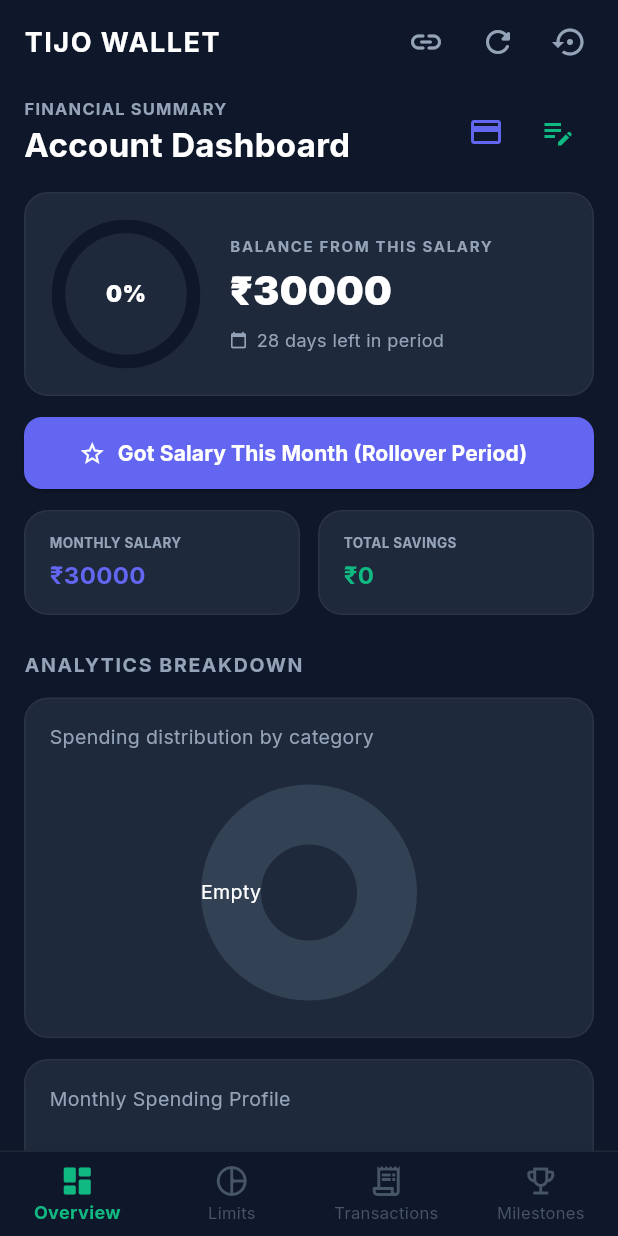
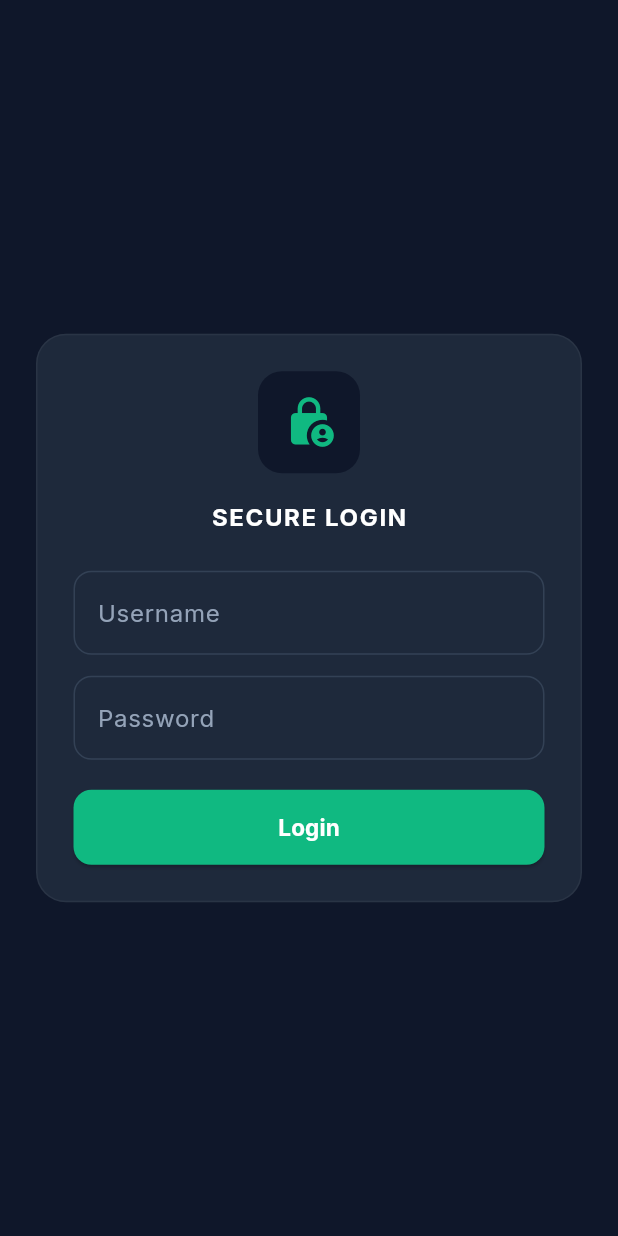
Before and after one commit to manvip28/Tijo_Expense_Tracker, a Flutter app: the screen it shows after launch, on a phone screen of 412 x 824 dp. Run offline on Flutter 3.47's test engine with Material 3 defaults, Android fonts, the phone set to English and light mode, and no system bars; drawn by our look-alikes of fl_chart; our stand-ins replace google_fonts; accounts and stored records are empty; network calls fail.

Commit message:
Added login security

```diff
--- a/frontend/lib/api_service.dart
+++ b/frontend/lib/api_service.dart
@@ -4,10 +4,34 @@ import 'models.dart';
 
 class ApiService {
   static String baseUrl = 'https://tijo-expense-tracker-1.onrender.com';
+  static String? token;
+
+  static Map<String, String> get _headers => {
+    'Content-Type': 'application/json',
+    if (token != null) 'Authorization': 'Bearer $token',
+  };
+
+  static Future<bool> login(String username, String password) async {
+    try {
+      final response = await http.post(
+        Uri.parse('$baseUrl/login'),
+        headers: {'Content-Type': 'application/json'},
+        body: json.encode({'username': username, 'password': password}),
+      );
+      if (response.statusCode == 200) {
+        final data = json.decode(response.body);
+        token = data['token'];
+        return true;
+      }
+    } catch (e) {
+      print('Login error: $e');
+    }
+    return false;
+  }
 
   static Future<List<Expense>> getExpenses() async {
     try {
-      final response = await http.get(Uri.parse('$baseUrl/get-expenses'));
+      final response = await http.get(Uri.parse('$baseUrl/get-expenses'), headers: _headers);
       if (response.statusCode == 200) {
         final List<dynamic> data = json.decode(response.body);
         return data.map((json) => Expense.fromJson(json)).toList();
@@ -29,7 +53,7 @@ class ApiService {
     try {
       final response = await http.post(
         Uri.parse('$baseUrl/add-expense'),
-        headers: {'Content-Type': 'application/json'},
+        headers: _headers,
         body: json.encode({
           'amount': amount,
           'category': category,
@@ -52,7 +76,7 @@ class ApiService {
     try {
       final response = await http.post(
         Uri.parse('$baseUrl/delete-expense'),
-        headers: {'Content-Type': 'application/json'},
+        headers: _headers,
         body: json.encode({'id': id}),
       );
       if (response.statusCode == 200) {
@@ -76,7 +100,7 @@ class ApiService {
     try {
       final response = await http.post(
         Uri.parse('$baseUrl/update-expense'),
-        headers: {'Content-Type': 'application/json'},
+        headers: _headers,
         body: json.encode({
           'id': id,
           'amount': amount,
@@ -98,7 +122,7 @@ class ApiService {
 
   static Future<Map<String, double>> getLimits() async {
     try {
-      final response = await http.get(Uri.parse('$baseUrl/get-limits'));
+      final response = await http.get(Uri.parse('$baseUrl/get-limits'), headers: _headers);
       if (response.statusCode == 200) {
         final Map<String, dynamic> data = json.decode(response.body);
         return data.map((key, value) => MapEntry(key, (value as num).toDouble()));
@@ -113,7 +137,7 @@ class ApiService {
     try {
       final response = await http.post(
         Uri.parse('$baseUrl/set-limits'),
-        headers: {'Content-Type': 'application/json'},
+        headers: _headers,
         body: json.encode(limits),
       );
       if (response.statusCode == 200) {
@@ -129,7 +153,7 @@ class ApiService {
     try {
       final response = await http.post(
         Uri.parse('$baseUrl/delete-limit'),
-        headers: {'Content-Type': 'application/json'},
+        headers: _headers,
         body: json.encode({'category': category}),
       );
       if (response.statusCode == 200) {
@@ -143,7 +167,7 @@ class ApiService {
 
   static Future<double> getSavings() async {
     try {
-      final response = await http.get(Uri.parse('$baseUrl/get-savings'));
+      final response = await http.get(Uri.parse('$baseUrl/get-savings'), headers: _headers);
       if (response.statusCode == 200) {
         final data = json.decode(response.body);
         return (data['savings'] as num?)?.toDouble() ?? 0.0;
@@ -158,7 +182,7 @@ class ApiService {
     try {
       final response = await http.post(
         Uri.parse('$baseUrl/update-savings'),
-        headers: {'Content-Type': 'application/json'},
+        headers: _headers,
         body: json.encode({'savings': amount}),
       );
       if (response.statusCode == 200) {
@@ -172,7 +196,7 @@ class ApiService {
 
   static Future<double> getSalary() async {
     try {
-      final response = await http.get(Uri.parse('$baseUrl/get-salary'));
+      final response = await http.get(Uri.parse('$baseUrl/get-salary'), headers: _headers);
       if (response.statusCode == 200) {
         final data = json.decode(response.body);
         return (data['salary'] as num?)?.toDouble() ?? 30000.0;
@@ -187,7 +211,7 @@ class ApiService {
     try {
       final response = await http.post(
         Uri.parse('$baseUrl/update-salary'),
-        headers: {'Content-Type': 'application/json'},
+        headers: _headers,
         body: json.encode({'salary': amount}),
       );
       if (response.statusCode == 200) {
@@ -201,7 +225,7 @@ class ApiService {
 
   static Future<List<Gift>> getGifts() async {
     try {
-      final response = await http.get(Uri.parse('$baseUrl/get-gifts'));
+      final response = await http.get(Uri.parse('$baseUrl/get-gifts'), headers: _headers);
       if (response.statusCode == 200) {
         final List<dynamic> data = json.decode(response.body);
         return data.map((json) => Gift.fromJson(json)).toList();
@@ -216,7 +240,7 @@ class ApiService {
     try {
       final response = await http.post(
         Uri.parse('$baseUrl/add-gift'),
-        headers: {'Content-Type': 'application/json'},
+        headers: _headers,
         body: json.encode({
           'title': title,
           'link': link,
@@ -237,7 +261,7 @@ class ApiService {
     try {
       final response = await http.post(
         Uri.parse('$baseUrl/delete-gift'),
-        headers: {'Content-Type': 'application/json'},
+        headers: _headers,
         body: json.encode({'id': id}),
       );
       if (response.statusCode == 200) {
@@ -251,7 +275,7 @@ class ApiService {
 
   static Future<Map<String, dynamic>> getGoalsAndRewards() async {
     try {
-      final response = await http.get(Uri.parse('$baseUrl/get-goals'));
+      final response = await http.get(Uri.parse('$baseUrl/get-goals'), headers: _headers);
       if (response.statusCode == 200) {
         final data = json.decode(response.body);
         final List<dynamic> goalsData = data['goals'] ?? [];
@@ -272,7 +296,7 @@ class ApiService {
     try {
       final response = await http.post(
         Uri.parse('$baseUrl/rollover-salary'),
-        headers: {'Content-Type': 'application/json'},
+        headers: _headers,
         body: json.encode({'leftover': leftover}),
       );
       if (response.statusCode == 200) {
@@ -286,7 +310,7 @@ class ApiService {
 
   static Future<bool> resetDatabase() async {
     try {
-      final response = await http.post(Uri.parse('$baseUrl/reset'));
+      final response = await http.post(Uri.parse('$baseUrl/reset'), headers: _headers);
       if (response.statusCode == 200) {
         return true;
       }
--- a/frontend/lib/app_state.dart
+++ b/frontend/lib/app_state.dart
@@ -10,6 +10,7 @@ class AppState extends ChangeNotifier {
   double _salary = 30000.0;
   int _streak = 3;
   bool _isLoading = false;
+  bool _isAuthenticated = false;
   double _savings = 0.0;
   List<Gift> _gifts = [];
 
@@ -20,6 +21,7 @@ class AppState extends ChangeNotifier {
   double get salary => _salary;
   int get streak => _streak;
   bool get isLoading => _isLoading;
+  bool get isAuthenticated => _isAuthenticated;
   double get savings => _savings;
   List<Gift> get gifts => _gifts;
 
@@ -51,6 +53,19 @@ class AppState extends ChangeNotifier {
   double get thisMonthBalance => _salary - thisMonthSpent + thisMonthIncome;
 
   double get totalSavings => _savings;
+
+  Future<bool> login(String username, String password) async {
+    _isLoading = true;
+    notifyListeners();
+    final res = await ApiService.login(username, password);
+    if (res) {
+      _isAuthenticated = true;
+      await fetchData();
+    }
+    _isLoading = false;
+    notifyListeners();
+    return res;
+  }
 
   Future<void> fetchData() async {
     _isLoading = true;
--- a/frontend/lib/main.dart
+++ b/frontend/lib/main.dart
@@ -115,7 +115,137 @@ class _SplashOrMainPageState extends State<SplashOrMainPage> {
         ),
       );
     }
+    final state = context.watch<AppState>();
+    if (!state.isAuthenticated) {
+      return const LoginPage();
+    }
     return const MainNavigationPage();
+  }
+}
+
+class LoginPage extends StatefulWidget {
+  const LoginPage({Key? key}) : super(key: key);
+
+  @override
+  State<LoginPage> createState() => _LoginPageState();
+}
+
+class _LoginPageState extends State<LoginPage> {
+  final _usernameController = TextEditingController();
+  final _passwordController = TextEditingController();
+  bool _isLoading = false;
+  String? _errorMessage;
+
+  void _handleLogin() async {
+    final state = context.read<AppState>();
+    final username = _usernameController.text.trim();
+    final password = _passwordController.text.trim();
+    if (username.isEmpty || password.isEmpty) {
+      setState(() => _errorMessage = 'Username and password cannot be empty.');
+      return;
+    }
+    setState(() {
+      _isLoading = true;
+      _errorMessage = null;
+    });
+
+    final success = await state.login(username, password);
+    if (!success) {
+      setState(() {
+        _isLoading = false;
+        _errorMessage = 'Invalid username or password.';
+      });
+    }
+  }
+
+  @override
+  Widget build(BuildContext context) {
+    return Scaffold(
+      backgroundColor: const Color(0xFF0F172A),
+      body: Center(
+        child: SingleChildScrollView(
+          padding: const EdgeInsets.symmetric(horizontal: 24),
+          child: Container(
+            padding: const EdgeInsets.all(24),
+            decoration: BoxDecoration(
+              color: const Color(0xFF1E293B),
+              borderRadius: BorderRadius.circular(20),
+              border: Border.all(color: Colors.white.withOpacity(0.05)),
+            ),
+            child: Column(
+              mainAxisSize: MainAxisSize.min,
+              crossAxisAlignment: CrossAxisAlignment.start,
+              children: [
+                Center(
+                  child: Container(
+                    padding: const EdgeInsets.all(16),
+                    decoration: BoxDecoration(
+                      color: const Color(0xFF0F172A),
+                      borderRadius: BorderRadius.circular(16),
+                    ),
+                    child: const Icon(Icons.lock_person_rounded, size: 36, color: Color(0xFF10B981)),
+                  ),
+                ),
+                const SizedBox(height: 18),
+                Center(
+                  child: Text(
+                    'SECURE LOGIN',
+                    style: GoogleFonts.inter(
+                      fontSize: 16,
+                      fontWeight: FontWeight.bold,
+                      color: Colors.white,
+                      letterSpacing: 1.1,
+                    ),
+                  ),
+                ),
+                const SizedBox(height: 24),
+                TextField(
+                  controller: _usernameController,
+                  style: const TextStyle(color: Colors.white),
+                  decoration: InputDecoration(
+                    labelText: 'Username',
+                    labelStyle: const TextStyle(color: Color(0xFF94A3B8)),
+                    enabledBorder: OutlineInputBorder(borderSide: const BorderSide(color: Color(0xFF334155)), borderRadius: BorderRadius.circular(12)),
+                    focusedBorder: OutlineInputBorder(borderSide: const BorderSide(color: Color(0xFF10B981)), borderRadius: BorderRadius.circular(12)),
+                  ),
+                ),
+                const SizedBox(height: 14),
+                TextField(
+                  controller: _passwordController,
+                  obscureText: true,
+                  style: const TextStyle(color: Colors.white),
+                  decoration: InputDecoration(
+                    labelText: 'Password',
+                    labelStyle: const TextStyle(color: Color(0xFF94A3B8)),
+                    enabledBorder: OutlineInputBorder(borderSide: const BorderSide(color: Color(0xFF334155)), borderRadius: BorderRadius.circular(12)),
+                    focusedBorder: OutlineInputBorder(borderSide: const BorderSide(color: Color(0xFF10B981)), borderRadius: BorderRadius.circular(12)),
+                  ),
+                ),
+                if (_errorMessage != null) ...[
+                  const SizedBox(height: 14),
+                  Text(
+                    _errorMessage!,
+                    style: GoogleFonts.inter(fontSize: 12, color: const Color(0xFFEF4444)),
+                  ),
+                ],
+                const SizedBox(height: 20),
+                ElevatedButton(
+                  style: ElevatedButton.styleFrom(
+                    backgroundColor: const Color(0xFF10B981),
+                    minimumSize: const Size(double.infinity, 50),
+                    shape: RoundedRectangleBorder(borderRadius: BorderRadius.circular(12)),
+                  ),
+                  onPressed: _isLoading ? null : _handleLogin,
+                  child: _isLoading
+                      ? const SizedBox(width: 20, height: 20, child: CircularProgressIndicator(strokeWidth: 2, color: Colors.white))
+                      : Text('Login', style: GoogleFonts.inter(fontSize: 15, fontWeight: FontWeight.bold, color: Colors.white)),
+                ),
+              ],
+            ),
+          ),
+        ),
+      ),
+    );
   }
 }
 
```
Also changed, not shown: frontend/icons/logo.jpeg, 5 other files.
